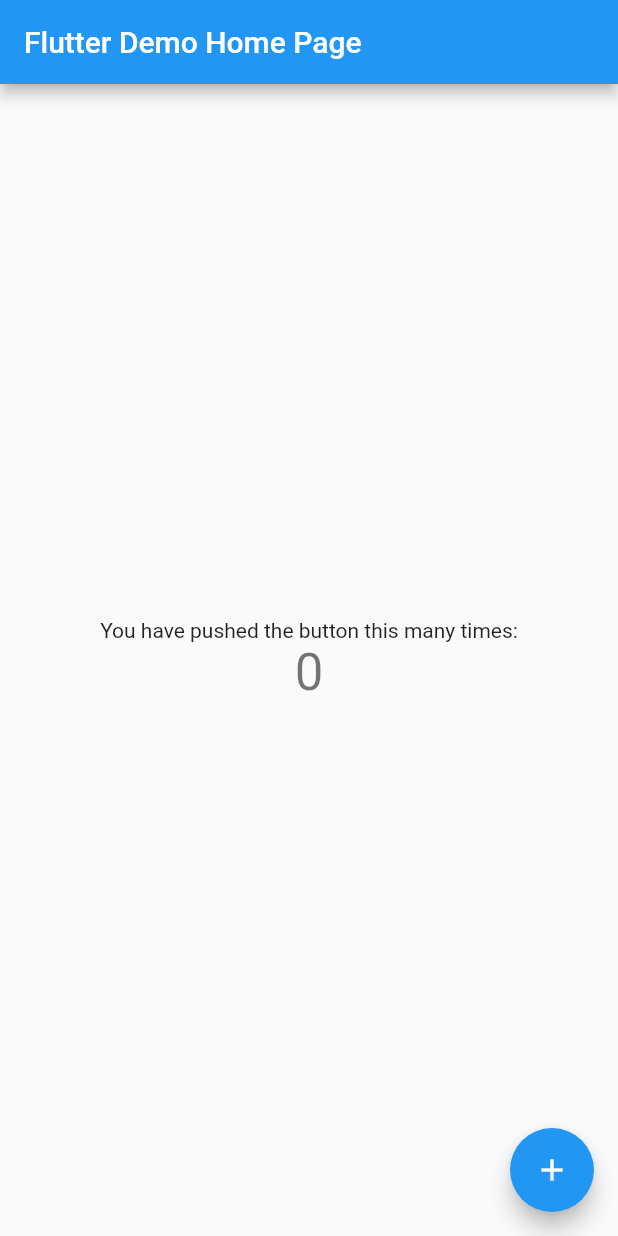
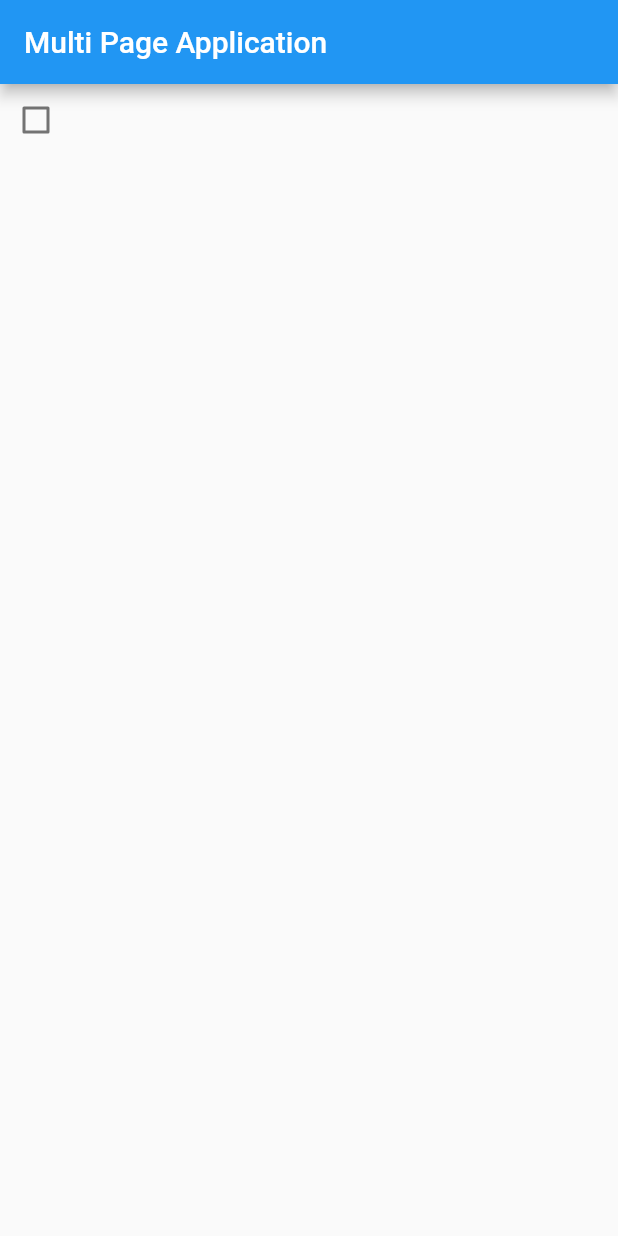
Before and after one commit to 4Columns-Jordan/Multi-View-Test-App, a Flutter app: the screen it shows after launch, on a phone screen of 412 x 824 dp. Run offline on Flutter 3.47's test engine with Material 2 defaults, Android fonts, the phone set to English and light mode, and no system bars.

Commit message:
Final Commit

```diff
--- a/lib/main.dart
+++ b/lib/main.dart
@@ -1,4 +1,6 @@
 import 'package:flutter/material.dart';
+
+import './SecondScreen.dart';
 
 void main() => runApp(MyApp());
 
@@ -6,106 +8,27 @@ class MyApp extends StatelessWidget {
   // This widget is the root of your application.
   @override
   Widget build(BuildContext context) {
-    return MaterialApp(
-      title: 'Flutter Demo',
-      theme: ThemeData(
-        // This is the theme of your application.
-        //
-        // Try running your application with "flutter run". You'll see the
-        // application has a blue toolbar. Then, without quitting the app, try
-        // changing the primarySwatch below to Colors.green and then invoke
-        // "hot reload" (press "r" in the console where you ran "flutter run",
-        // or simply save your changes to "hot reload" in a Flutter IDE).
-        // Notice that the counter didn't reset back to zero; the application
-        // is not restarted.
-        primarySwatch: Colors.blue,
-      ),
-      home: MyHomePage(title: 'Flutter Demo Home Page'),
+    return new MaterialApp(
+      home: new FirstScreen(),
     );
   }
 }
 
-class MyHomePage extends StatefulWidget {
-  MyHomePage({Key key, this.title}) : super(key: key);
-
-  // This widget is the home page of your application. It is stateful, meaning
-  // that it has a State object (defined below) that contains fields that affect
-  // how it looks.
-
-  // This class is the configuration for the state. It holds the values (in this
-  // case the title) provided by the parent (in this case the App widget) and
-  // used by the build method of the State. Fields in a Widget subclass are
-  // always marked "final".
-
-  final String title;
-
-  @override
-  _MyHomePageState createState() => _MyHomePageState();
-}
-
-class _MyHomePageState extends State<MyHomePage> {
-  int _counter = 0;
-
-  void _incrementCounter() {
-    setState(() {
-      // This call to setState tells the Flutter framework that something has
-      // changed in this State, which causes it to rerun the build method below
-      // so that the display can reflect the updated values. If we changed
-      // _counter without calling setState(), then the build method would not be
-      // called again, and so nothing would appear to happen.
-      _counter++;
-    });
-  }
-
+class FirstScreen extends StatelessWidget {
   @override
   Widget build(BuildContext context) {
-    // This method is rerun every time setState is called, for instance as done
-    // by the _incrementCounter method above.
-    //
-    // The Flutter framework has been optimized to make rerunning build methods
-    // fast, so that you can just rebuild anything that needs updating rather
-    // than having to individually change instances of widgets.
     return Scaffold(
-      appBar: AppBar(
-        // Here we take the value from the MyHomePage object that was created by
-        // the App.build method, and use it to set our appbar title.
-        title: Text(widget.title),
-      ),
-      body: Center(
-        // Center is a layout widget. It takes a single child and positions it
-        // in the middle of the parent.
-        child: Column(
-          // Column is also a layout widget. It takes a list of children and
-          // arranges them vertically. By default, it sizes itself to fit its
-          // children horizontally, and tries to be as tall as its parent.
-          //
-          // Invoke "debug painting" (press "p" in the console, choose the
-          // "Toggle Debug Paint" action from the Flutter Inspector in Android
-          // Studio, or the "Toggle Debug Paint" command in Visual Studio Code)
-          // to see the wireframe for each widget.
-          //
-          // Column has various properties to control how it sizes itself and
-          // how it positions its children. Here we use mainAxisAlignment to
-          // center the children vertically; the main axis here is the vertical
-          // axis because Columns are vertical (the cross axis would be
-          // horizontal).
-          mainAxisAlignment: MainAxisAlignment.center,
-          children: <Widget>[
-            Text(
-              'You have pushed the button this many times:',
-            ),
-            Text(
-              '$_counter',
-              style: Theme.of(context).textTheme.display1,
-            ),
-          ],
+        appBar: new AppBar(
+          title: new Text('Multi Page Application'),
         ),
-      ),
-      floatingActionButton: FloatingActionButton(
-        onPressed: _incrementCounter,
-        tooltip: 'Increment',
-        child: Icon(Icons.add),
-      ), // This trailing comma makes auto-formatting nicer for build methods.
-    );
+        body: new Checkbox(
+          value: false,
+          onChanged: (bool newValue) {
+            Navigator.push(
+              context,
+              new MaterialPageRoute(builder: (context) => new SecondScreen()),
+            );
+          },
+        ));
   }
 }
```
Also changed, not shown: lib/FourthPage.dart (added, +24 -0 lines), lib/SecondScreen.dart (added, +39 -0 lines), lib/ThirdScreen.dart (added, +17 -0 lines), 1 other file.
